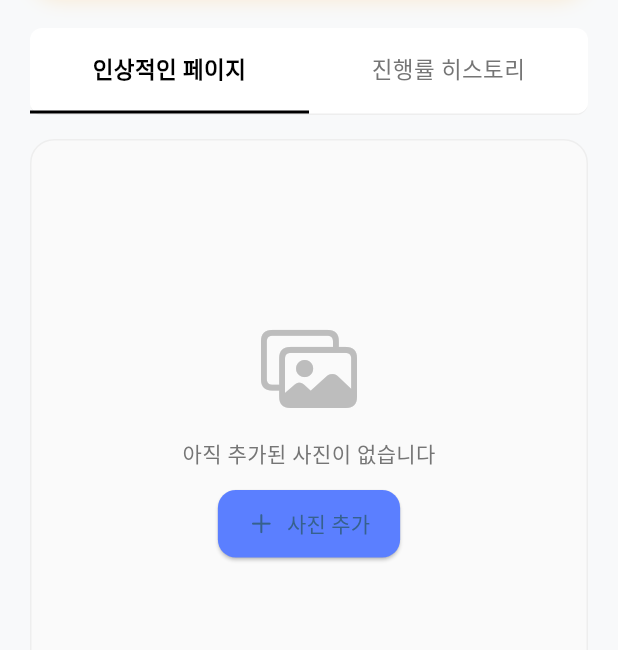
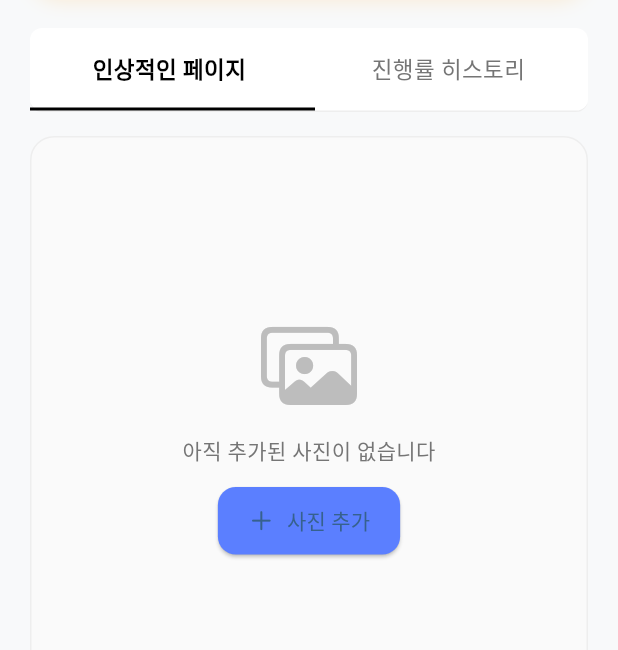
Before and after one commit to lbo728/book-golas, a Flutter app: the BookDetailScreenRedesigned screen opened directly with empty values, scrolled down 554 dp, on a phone screen of 412 x 824 dp. Shown: the part 320-970 px from the top of the screen. Run offline on Flutter 3.47's test engine with Material 3 defaults, Android fonts, the phone set to English and light mode, and no system bars; our stand-ins replace fl_chart, flutter_dotenv, image_picker, shared_preferences, sign_in_with_apple, supabase_flutter; missing offline and left inert: supabase_auth_ui; accounts and stored records are empty.

Commit message:
feat: 독서 상세 화면 탭 슬라이딩 애니메이션 추가
'인상적인 페이지/진행률 히스토리' 탭에 슬라이딩 인디케이터 구현

구현 내용:
- Stack 구조로 변경: Row(탭 버튼) + Positioned(슬라이딩 인디케이터)
- AnimatedContainer + Matrix4.translationValues로 부드러운 전환
- 250ms easeInOut 커브 애니메이션
- MediaQuery로 화면 너비 기반 탭 너비 동적 계산
- 개별 탭 border 제거, 통합 슬라이딩 인디케이터로 교체

사용자 경험 개선:
- BookListScreen, MainScreen 바텀바와 동일한 슬라이딩 패턴
- 탭 전환 시 인디케이터가 부드럽게 이동하여 직관적인 피드백 제공

🤖 Generated with [Claude Code](https://claude.com/claude-code)

Co-Authored-By: Claude <noreply@anthropic.com>

```diff
--- a/app/lib/ui/book/widgets/book_detail_screen_redesigned.dart
+++ b/app/lib/ui/book/widgets/book_detail_screen_redesigned.dart
@@ -1860,7 +1860,7 @@ class _BookDetailScreenRedesignedState extends State<BookDetailScreenRedesigned>
   Widget _buildTabbedSection(bool isDark) {
     return Column(
       children: [
-        // 탭 헤더 - 개선된 디자인
+        // 탭 헤더 - 슬라이딩 애니메이션 적용
         Container(
           decoration: BoxDecoration(
             color: isDark ? const Color(0xFF1E1E1E) : Colors.white,
@@ -1872,7 +1872,9 @@ class _BookDetailScreenRedesignedState extends State<BookDetailScreenRedesigned>
               ),
             ),
           ),
-          child: Row(
+          child: Stack(
+            children: [
+              Row(
                 children: [
                   Expanded(
                     child: GestureDetector(
@@ -1881,16 +1883,6 @@ class _BookDetailScreenRedesignedState extends State<BookDetailScreenRedesigned>
                       },
                       child: Container(
                         padding: const EdgeInsets.symmetric(vertical: 16),
-                    decoration: BoxDecoration(
-                      border: Border(
-                        bottom: BorderSide(
-                          color: _tabController.index == 0
-                              ? (isDark ? Colors.white : Colors.black)
-                              : Colors.transparent,
-                          width: 2,
-                        ),
-                      ),
-                    ),
                         child: Text(
                           '인상적인 페이지',
                           textAlign: TextAlign.center,
@@ -1914,16 +1906,6 @@ class _BookDetailScreenRedesignedState extends State<BookDetailScreenRedesigned>
                       },
                       child: Container(
                         padding: const EdgeInsets.symmetric(vertical: 16),
-                    decoration: BoxDecoration(
-                      border: Border(
-                        bottom: BorderSide(
-                          color: _tabController.index == 1
-                              ? (isDark ? Colors.white : Colors.black)
-                              : Colors.transparent,
-                          width: 2,
-                        ),
-                      ),
-                    ),
                         child: Text(
                           '진행률 히스토리',
                           textAlign: TextAlign.center,
@@ -1938,6 +1920,30 @@ class _BookDetailScreenRedesignedState extends State<BookDetailScreenRedesigned>
                           ),
                         ),
                       ),
+                    ),
+                  ),
+                ],
+              ),
+              // 슬라이딩 인디케이터
+              Positioned(
+                bottom: 0,
+                child: LayoutBuilder(
+                  builder: (context, constraints) {
+                    final screenWidth = MediaQuery.of(context).size.width - 32; // 양쪽 패딩
+                    final tabWidth = screenWidth / 2;
+                    return AnimatedContainer(
+                      duration: const Duration(milliseconds: 250),
+                      curve: Curves.easeInOut,
+                      transform: Matrix4.translationValues(
+                        tabWidth * _tabController.index,
+                        0,
+                        0,
+                      ),
+                      width: tabWidth,
+                      height: 2,
+                      color: isDark ? Colors.white : Colors.black,
+                    );
+                  },
                 ),
               ),
             ],
```
Lines whose indentation alone changed are shown as unchanged.
